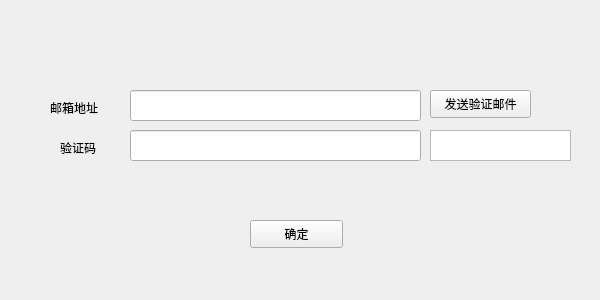
Above: authentication/verifyGUI.ui from PurePassersBy/ShacoRoom before the change. Below: the same form after it.
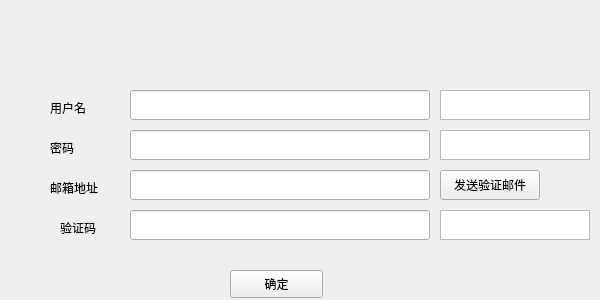
That is the form after the change.

Commit message: 注册GUI增加了用户名与密码

Diff of the .ui file:
```diff
--- a/authentication/verifyGUI.ui
+++ b/authentication/verifyGUI.ui
@@ -28,10 +28,10 @@
   <widget class="QPushButton" name="sendButton">
    <property name="geometry">
     <rect>
-     <x>430</x>
-     <y>90</y>
-     <width>101</width>
-     <height>28</height>
+     <x>440</x>
+     <y>170</y>
+     <width>100</width>
+     <height>30</height>
     </rect>
    </property>
    <property name="text">
@@ -42,7 +42,7 @@
    <property name="geometry">
     <rect>
      <x>50</x>
-     <y>100</y>
+     <y>180</y>
      <width>72</width>
      <height>15</height>
     </rect>
@@ -55,7 +55,7 @@
    <property name="geometry">
     <rect>
      <x>60</x>
-     <y>140</y>
+     <y>220</y>
      <width>72</width>
      <height>15</height>
     </rect>
@@ -68,9 +68,9 @@
    <property name="geometry">
     <rect>
      <x>130</x>
-     <y>90</y>
-     <width>291</width>
-     <height>31</height>
+     <y>170</y>
+     <width>300</width>
+     <height>30</height>
     </rect>
    </property>
   </widget>
@@ -78,27 +78,27 @@
    <property name="geometry">
     <rect>
      <x>130</x>
-     <y>130</y>
-     <width>291</width>
-     <height>31</height>
+     <y>210</y>
+     <width>300</width>
+     <height>30</height>
     </rect>
    </property>
   </widget>
   <widget class="QTextBrowser" name="statusBrowser">
    <property name="geometry">
     <rect>
-     <x>430</x>
-     <y>130</y>
-     <width>141</width>
-     <height>31</height>
+     <x>440</x>
+     <y>210</y>
+     <width>150</width>
+     <height>30</height>
     </rect>
    </property>
   </widget>
   <widget class="QPushButton" name="confirmButton">
    <property name="geometry">
     <rect>
-     <x>250</x>
-     <y>220</y>
+     <x>230</x>
+     <y>270</y>
      <width>93</width>
      <height>28</height>
     </rect>
@@ -107,6 +107,72 @@
     <string>确定</string>
    </property>
   </widget>
+  <widget class="QLabel" name="nameLabel">
+   <property name="geometry">
+    <rect>
+     <x>50</x>
+     <y>140</y>
+     <width>72</width>
+     <height>15</height>
+    </rect>
+   </property>
+   <property name="text">
+    <string>密码</string>
+   </property>
+  </widget>
+  <widget class="QLabel" name="passwordLabel">
+   <property name="geometry">
+    <rect>
+     <x>50</x>
+     <y>100</y>
+     <width>72</width>
+     <height>15</height>
+    </rect>
+   </property>
+   <property name="text">
+    <string>用户名</string>
+   </property>
+  </widget>
+  <widget class="QLineEdit" name="nameEdit">
+   <property name="geometry">
+    <rect>
+     <x>130</x>
+     <y>90</y>
+     <width>300</width>
+     <height>30</height>
+    </rect>
+   </property>
+  </widget>
+  <widget class="QLineEdit" name="passwordEdit">
+   <property name="geometry">
+    <rect>
+     <x>130</x>
+     <y>130</y>
+     <width>300</width>
+     <height>30</height>
+    </rect>
+   </property>
+  </widget>
+  <widget class="QTextBrowser" name="passwordStatus">
+   <property name="geometry">
+    <rect>
+     <x>440</x>
+     <y>130</y>
+     <width>150</width>
+     <height>30</height>
+    </rect>
+   </property>
+  </widget>
+  <widget class="QTextBrowser" name="nameStatus">
+   <property name="geometry">
+    <rect>
+     <x>440</x>
+     <y>90</y>
+     <width>150</width>
+     <height>30</height>
+    </rect>
+   </property>
+  </widget>
  </widget>
  <resources/>
  <connections/>
```
Left out of the diff: 53 changed lines with no effect on the pictures. The commit also changes 1 other file.
